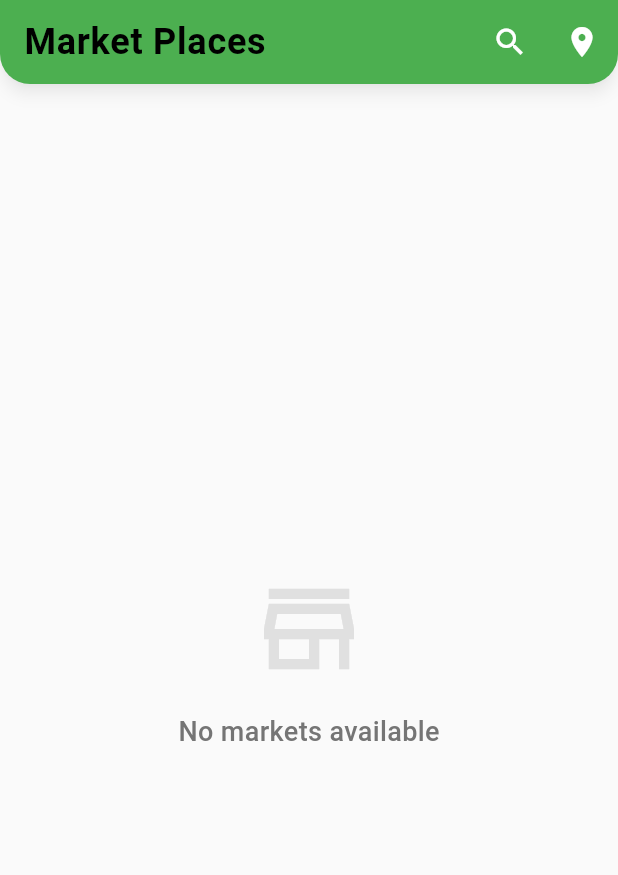
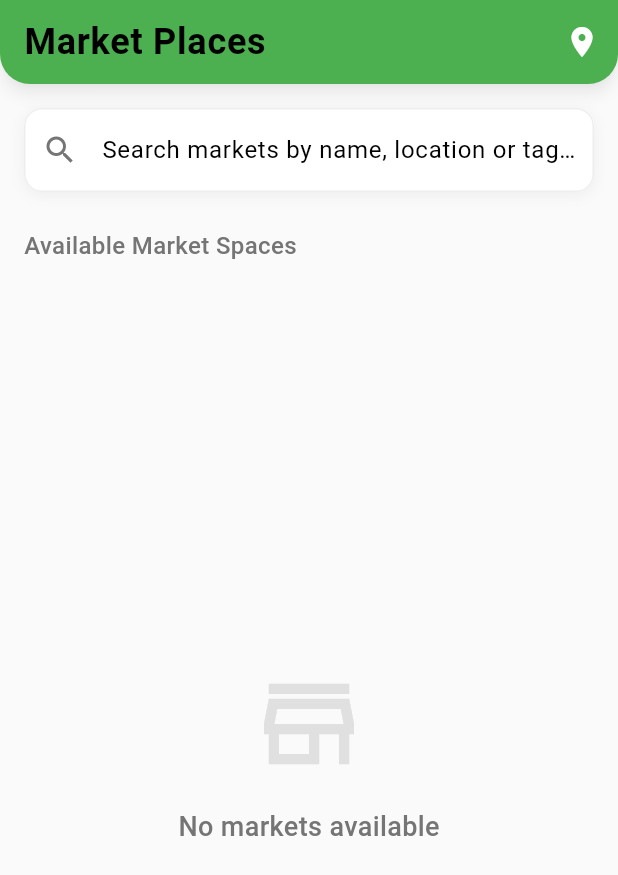
Before and after one commit to Ownerkun/Market-s-lot-booking-app, a Flutter app: the MarketListScreen screen opened directly, on a phone screen of 412 x 824 dp. Shown: the top 875 px of the screen. Run offline on Flutter 3.47's test engine with Material 3 defaults, Android fonts, the phone set to English and light mode, and no system bars; our stand-ins replace fl_chart, geolocator, google_maps_flutter, shared_preferences, table_calendar; missing offline and left inert: encrypt; accounts and stored records are empty; Roboto replaces fonts that are missing (Poppins).

Commit message:
Change: Search Bar

```diff
--- a/lib/screen/market_screen/market_list_screen.dart
+++ b/lib/screen/market_screen/market_list_screen.dart
@@ -46,12 +46,24 @@ class _MarketListScreenState extends State<MarketListScreen> {
             .where((market) {
               final marketMap = market as Map<String, dynamic>;
               final name = marketMap['name']?.toString().toLowerCase() ?? '';
-              return name.contains(query);
+              final location =
+                  marketMap['location']?.toString().toLowerCase() ?? '';
+              final tags = marketMap['tags'] != null
+                  ? (marketMap['tags'] as List)
+                      .map((t) => t['name'] as String)
+                      .join(' ')
+                      .toLowerCase()
+                  : '';
+
+              // Improved search to include location and tags
+              return name.contains(query) ||
+                  location.contains(query) ||
+                  tags.contains(query);
             })
             .toList()
             .cast<Map<String, dynamic>>();
       } else {
-        _filteredMarkets = []; // Clear filtered results when search is empty
+        _filteredMarkets = [];
       }
     });
   }
@@ -60,7 +72,7 @@ class _MarketListScreenState extends State<MarketListScreen> {
     setState(() {
       _searchController.clear();
       _isSearching = false;
-      _filteredMarkets = []; // Clear filtered results
+      _filteredMarkets = [];
       _searchFocusNode.unfocus();
     });
   }
@@ -75,25 +87,7 @@ class _MarketListScreenState extends State<MarketListScreen> {
     return Scaffold(
       backgroundColor: Colors.grey[50],
       appBar: AppBar(
-        title: _isSearching
-            ? TextField(
-                controller: _searchController,
-                focusNode: _searchFocusNode,
-                autofocus: true,
-                decoration: InputDecoration(
-                  hintText: 'Search markets...',
-                  border: InputBorder.none,
-                  hintStyle: TextStyle(color: Colors.white70),
-                  contentPadding: EdgeInsets.zero, // Better alignment
-                ),
-                style: TextStyle(color: Colors.white),
-                onChanged: (value) {
-                  if (value.isEmpty) {
-                    _clearSearch(); // Clear search when field is emptied
-                  }
-                },
-              )
-            : Text(
+        title: Text(
           'Market Places',
           style: TextStyle(
             fontSize: 24,
@@ -110,22 +104,6 @@ class _MarketListScreenState extends State<MarketListScreen> {
           ),
         ),
         actions: [
-          AnimatedSwitcher(
-            duration: Duration(milliseconds: 300),
-            child: _isSearching
-                ? IconButton(
-                    icon: Icon(Icons.close, color: Colors.white),
-                    onPressed: _clearSearch,
-                  )
-                : IconButton(
-                    icon: Icon(Icons.search, color: Colors.white),
-                    onPressed: () {
-                      setState(() {
-                        _isSearching = true;
-                      });
-                    },
-                  ),
-          ),
           IconButton(
             icon: Icon(Icons.place, color: Colors.white),
             onPressed: () {
@@ -134,10 +112,47 @@ class _MarketListScreenState extends State<MarketListScreen> {
           ),
         ],
       ),
-      body: AnimatedSwitcher(
-        duration: Duration(milliseconds: 300),
-        child: authProvider.isLoading
-            ? Center(
+      body: RefreshIndicator(
+        onRefresh: () async {
+          await authProvider.fetchMarkets();
+        },
+        color: theme.primaryColor,
+        child: CustomScrollView(
+          controller: _scrollController,
+          physics: AlwaysScrollableScrollPhysics(),
+          slivers: [
+            // Search Bar Section
+            SliverToBoxAdapter(
+              child: Padding(
+                padding: EdgeInsets.fromLTRB(16, 16, 16, 8),
+                child: SearchBar(
+                  controller: _searchController,
+                  focusNode: _searchFocusNode,
+                  onClearSearch: _clearSearch,
+                  isSearching: _isSearching,
+                ),
+              ),
+            ),
+
+            // Title Section
+            SliverToBoxAdapter(
+              child: Padding(
+                padding: EdgeInsets.fromLTRB(16, 16, 16, 8),
+                child: Text(
+                  'Available Market Spaces',
+                  style: TextStyle(
+                    fontSize: 16,
+                    color: Colors.grey[600],
+                    fontWeight: FontWeight.w500,
+                  ),
+                ),
+              ),
+            ),
+
+            // Loading Indicator
+            if (authProvider.isLoading)
+              SliverFillRemaining(
+                child: Center(
                   child: Column(
                     mainAxisAlignment: MainAxisAlignment.center,
                     children: [
@@ -157,9 +172,13 @@ class _MarketListScreenState extends State<MarketListScreen> {
                       ),
                     ],
                   ),
+                ),
               )
-            : marketsToDisplay.isEmpty
-                ? Center(
+
+            // Empty State
+            else if (marketsToDisplay.isEmpty)
+              SliverFillRemaining(
+                child: Center(
                   child: Column(
                     mainAxisAlignment: MainAxisAlignment.center,
                     children: [
@@ -181,34 +200,15 @@ class _MarketListScreenState extends State<MarketListScreen> {
                       ),
                     ],
                   ),
+                ),
               )
-                : RefreshIndicator(
-                    onRefresh: () async {
-                      await authProvider.fetchMarkets();
-                    },
-                    color: theme.primaryColor,
-                    child: CustomScrollView(
-                      controller: _scrollController,
-                      physics: AlwaysScrollableScrollPhysics(),
-                      slivers: [
-                        SliverToBoxAdapter(
-                          child: Padding(
-                            padding: EdgeInsets.fromLTRB(16, 20, 16, 10),
-                            child: Text(
-                              'Available Market Spaces',
-                              style: TextStyle(
-                                fontSize: 16,
-                                color: Colors.grey[600],
-                                fontWeight: FontWeight.w500,
-                              ),
-                            ),
-                          ),
-                        ),
+
+            // Market List
+            else
               SliverList(
                 delegate: SliverChildBuilderDelegate(
                   (context, index) {
-                              final market = marketsToDisplay[index]
-                                  as Map<String, dynamic>;
+                    final market = marketsToDisplay[index];
                     return AnimatedMarketCard(
                       market: market,
                       index: index,
@@ -218,7 +218,6 @@ class _MarketListScreenState extends State<MarketListScreen> {
                 ),
               ),
           ],
-                    ),
         ),
       ),
       floatingActionButton: authProvider.userRole == 'LANDLORD'
@@ -244,9 +243,72 @@ class _MarketListScreenState extends State<MarketListScreen> {
               shape: RoundedRectangleBorder(
                 borderRadius: BorderRadius.circular(16),
               ),
-              heroTag: 'addMarketButton', // Add this unique hero tag
+              heroTag: 'addMarketButton',
             )
           : null,
+    );
+  }
+}
+
+// New dedicated SearchBar widget
+class SearchBar extends StatelessWidget {
+  final TextEditingController controller;
+  final FocusNode focusNode;
+  final Function onClearSearch;
+  final bool isSearching;
+
+  const SearchBar({
+    Key? key,
+    required this.controller,
+    required this.focusNode,
+    required this.onClearSearch,
+    required this.isSearching,
+  }) : super(key: key);
+
+  @override
+  Widget build(BuildContext context) {
+    return Container(
+      decoration: BoxDecoration(
+        color: Colors.white,
+        borderRadius: BorderRadius.circular(12),
+        boxShadow: [
+          BoxShadow(
+            color: Colors.black.withOpacity(0.05),
+            blurRadius: 8,
+            offset: Offset(0, 2),
+          ),
+        ],
+      ),
+      child: TextField(
+        controller: controller,
+        focusNode: focusNode,
+        decoration: InputDecoration(
+          hintText: 'Search markets by name, location or tags...',
+          prefixIcon: Icon(Icons.search, color: Colors.grey[600]),
+          suffixIcon: isSearching
+              ? IconButton(
+                  icon: Icon(Icons.close, color: Colors.grey[600]),
+                  onPressed: () => onClearSearch(),
+                )
+              : null,
+          border: InputBorder.none,
+          enabledBorder: OutlineInputBorder(
+            borderRadius: BorderRadius.circular(12),
+            borderSide: BorderSide(color: Colors.grey[200]!),
+          ),
+          focusedBorder: OutlineInputBorder(
+            borderRadius: BorderRadius.circular(12),
+            borderSide: BorderSide(color: Theme.of(context).primaryColor),
+          ),
+          contentPadding: EdgeInsets.symmetric(vertical: 16),
+          fillColor: Colors.white,
+          filled: true,
+        ),
+        style: TextStyle(
+          fontSize: 16,
+          color: Colors.grey[800],
+        ),
+      ),
     );
   }
 }
@@ -308,13 +370,8 @@ class _AnimatedMarketCardState extends State<AnimatedMarketCard>
 
   @override
   Widget build(BuildContext context) {
-    print('Market data: ${widget.market}'); // Debug print
-    final tags = widget.market['tags'] != null
-        ? (widget.market['tags'] as List)
-            .map((t) => t['name'] as String)
-            .toList()
-        : <String>[];
-    print('Extracted tags: $tags'); // Debug print
+    // Extract and process tags using the improved TagHelper
+    final tags = TagHelper.extractTags(widget.market);
 
     return AnimatedBuilder(
       animation: _animationController,
@@ -369,12 +426,35 @@ class _AnimatedMarketCardState extends State<AnimatedMarketCard>
               child: Column(
                 crossAxisAlignment: CrossAxisAlignment.start,
                 children: [
+                  Stack(
+                    children: [
                       Image.network(
                         widget.market['imageUrl'] ??
                             'https://picsum.photos/400/200',
                         width: double.infinity,
                         height: 180,
                         fit: BoxFit.cover,
+                      ),
+                      // Gradient overlay for better text visibility if needed
+                      Positioned(
+                        bottom: 0,
+                        left: 0,
+                        right: 0,
+                        height: 60,
+                        child: Container(
+                          decoration: BoxDecoration(
+                            gradient: LinearGradient(
+                              begin: Alignment.topCenter,
+                              end: Alignment.bottomCenter,
+                              colors: [
+                                Colors.transparent,
+                                Colors.black.withOpacity(0.3),
+                              ],
+                            ),
+                          ),
+                        ),
+                      ),
+                    ],
                   ),
                   Padding(
                     padding: EdgeInsets.all(16),
@@ -389,36 +469,9 @@ class _AnimatedMarketCardState extends State<AnimatedMarketCard>
                           ),
                         ),
                         SizedBox(height: 8),
-                        if (tags.isNotEmpty)
-                          Padding(
-                            padding: const EdgeInsets.only(top: 4.0),
-                            child: Wrap(
-                              spacing: 6,
-                              runSpacing: 4,
-                              children: tags
-                                  .map((tag) => Container(
-                                        padding: EdgeInsets.symmetric(
-                                            horizontal: 8, vertical: 4),
-                                        decoration: BoxDecoration(
-                                          color: Colors.green[50],
-                                          borderRadius:
-                                              BorderRadius.circular(12),
-                                          border: Border.all(
-                                              color: Colors.green[100]!),
-                                        ),
-                                        child: Text(
-                                          tag,
-                                          style: TextStyle(
-                                            fontSize: 12,
-                                            color: Colors.green[800],
-                                            fontWeight: FontWeight.w500,
-                                          ),
-                                        ),
-                                      ))
-                                  .toList(),
-                            ),
-                          ),
-                        SizedBox(height: 8),
+                        // Use the MarketTagList widget for tags display
+                        if (tags.isNotEmpty) MarketTagList(tags: tags),
+                        SizedBox(height: 12),
                         Row(
                           children: [
                             Icon(
@@ -427,11 +480,15 @@ class _AnimatedMarketCardState extends State<AnimatedMarketCard>
                               color: Colors.grey[600],
                             ),
                             SizedBox(width: 4),
-                            Text(
+                            Expanded(
+                              child: Text(
                                 widget.market['location'] ?? 'Location',
                                 style: TextStyle(
                                   fontSize: 14,
                                   color: Colors.grey[600],
+                                ),
+                                maxLines: 1,
+                                overflow: TextOverflow.ellipsis,
                               ),
                             ),
                           ],
@@ -448,3 +505,126 @@ class _AnimatedMarketCardState extends State<AnimatedMarketCard>
     );
   }
 }
+
+// Dedicated widget for market tags
+class MarketTagList extends StatelessWidget {
+  final List<MarketTag> tags;
+
+  const MarketTagList({
+    Key? key,
+    required this.tags,
+  }) : super(key: key);
+
+  @override
+  Widget build(BuildContext context) {
+    return Wrap(
+      spacing: 6,
+      runSpacing: 4,
+      children: tags.map((tag) => MarketTagChip(tag: tag)).toList(),
+    );
+  }
+}
+
+// Tag chip widget
+class MarketTagChip extends StatelessWidget {
+  final MarketTag tag;
+
+  const MarketTagChip({
+    Key? key,
+    required this.tag,
+  }) : super(key: key);
+
+  @override
+  Widget build(BuildContext context) {
+    return Container(
+      padding: EdgeInsets.symmetric(horizontal: 8, vertical: 4),
+      decoration: BoxDecoration(
+        color: tag.backgroundColor,
+        borderRadius: BorderRadius.circular(12),
+        border: Border.all(color: tag.borderColor),
+      ),
+      child: Text(
+        tag.name,
+        style: TextStyle(
+          fontSize: 12,
+          color: tag.textColor,
+          fontWeight: FontWeight.w500,
+        ),
+      ),
+    );
+  }
+}
+
+// Tag model class
+class MarketTag {
+  final String name;
+  final Color backgroundColor;
+  final Color textColor;
+  final Color borderColor;
+
+  MarketTag({
+    required this.name,
+    required this.backgroundColor,
+    required this.textColor,
+    required this.borderColor,
+  });
+}
+
+// Helper class for tag-related functionality
+class TagHelper {
+  // Extract tags from market data
+  static List<MarketTag> extractTags(Map<String, dynamic> market) {
+    if (market['tags'] == null) return [];
+
+    final rawTags = market['tags'] as List;
+    return rawTags.map((tag) {
+      final name = tag['name'] as String;
+
+      // You can customize tag colors based on category or other properties
+      final tagCategory = tag['category'] as String? ?? 'default';
+
+      return _getTagWithStyle(name, tagCategory);
+    }).toList();
+  }
+
+  // Get styled tag based on category
+  static MarketTag _getTagWithStyle(String name, String category) {
+    switch (category.toLowerCase()) {
+      case 'food':
+        return MarketTag(
+          name: name,
+          backgroundColor: Colors.orange[50]!,
+          textColor: Colors.orange[800]!,
+          borderColor: Colors.orange[100]!,
+        );
+      case 'organic':
+        return MarketTag(
+          name: name,
+          backgroundColor: Colors.green[50]!,
+          textColor: Colors.green[800]!,
+          borderColor: Colors.green[100]!,
+        );
+      case 'craft':
+        return MarketTag(
+          name: name,
+          backgroundColor: Colors.purple[50]!,
+          textColor: Colors.purple[800]!,
+          borderColor: Colors.purple[100]!,
+        );
+      case 'specialty':
+        return MarketTag(
+          name: name,
+          backgroundColor: Colors.blue[50]!,
+          textColor: Colors.blue[800]!,
+          borderColor: Colors.blue[100]!,
+        );
+      default:
+        return MarketTag(
+          name: name,
+          backgroundColor: Colors.grey[50]!,
+          textColor: Colors.grey[800]!,
+          borderColor: Colors.grey[200]!,
+        );
+    }
+  }
+}
```
Lines whose indentation alone changed are shown as unchanged.
